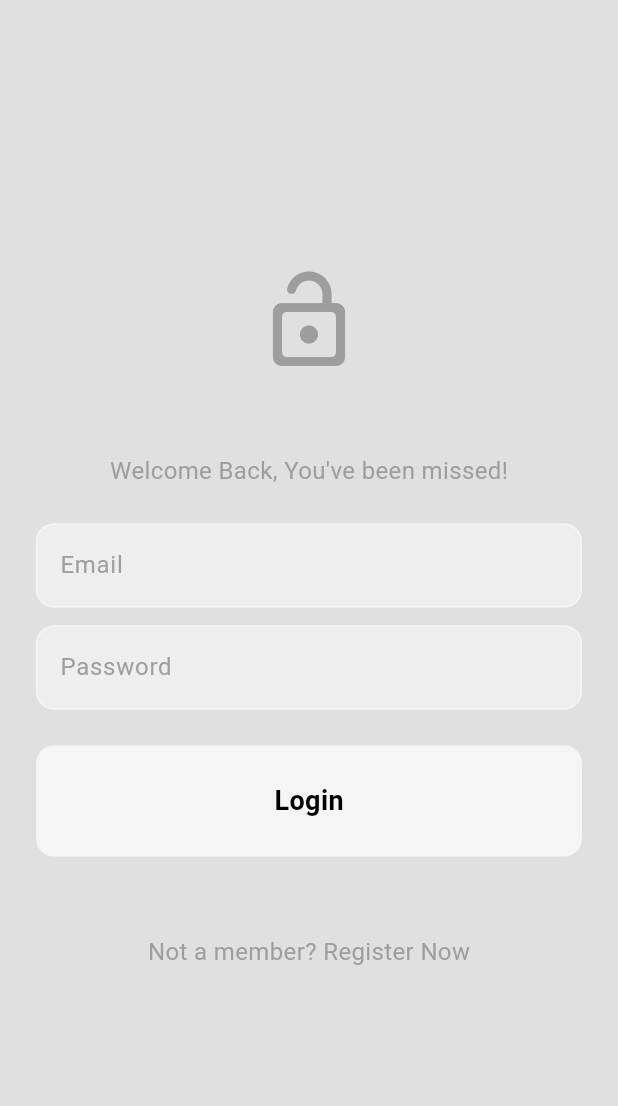
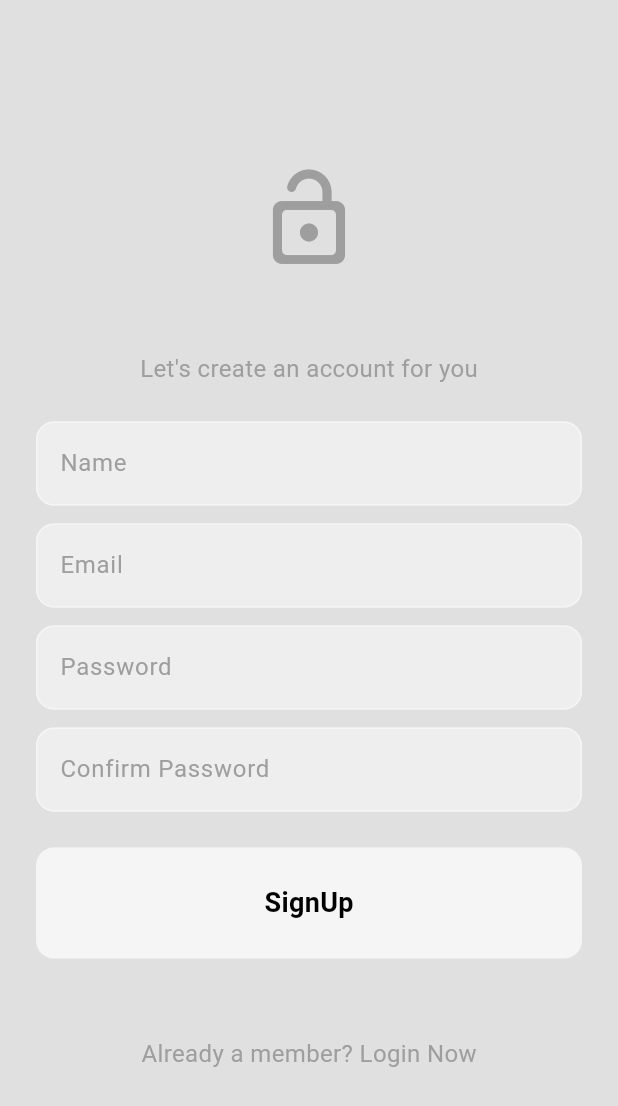
Before and after one commit to NovaLogics/lyxa-live-flutter-app, a Flutter app: the RegisterScreen screen opened directly, on a phone screen of 412 x 824 dp. Shown: the top 1106 px of the screen. Run offline on Flutter 3.47's test engine with Material 3 defaults, Android fonts, the phone set to English and light mode, and no system bars; our stand-ins replace firebase_auth, firebase_core, flutter_bloc; accounts and stored records are empty; generated files the repository leaves out were written again.

Commit message:
feat [register]: Compele initial stage UI designs of RegisterScreen

```diff
--- a/lib/constants/app_strings.dart
+++ b/lib/constants/app_strings.dart
@@ -8,5 +8,12 @@ class AppStrings {
   static const String registerNowMessage = 'Not a member? Register Now';
   static const String email = 'Email';
   static const String password = 'Password';
+  static const String confirmPassword = 'Confirm Password';
   static const String login = 'Login';
+
+  // Register Section
+  static const String createAccountMessage = 'Let\'s create an account for you';
+  static const String loginNowMessage = 'Already a member? Login Now';
+  static const String name = 'Name';
+  static const String signUp = 'SignUp';
 }
--- a/lib/features/auth/presentation/screens/register_screen.dart
+++ b/lib/features/auth/presentation/screens/register_screen.dart
@@ -13,9 +13,10 @@ class RegisterScreen extends StatefulWidget {
 }
 
 class _RegisterScreenState extends State<RegisterScreen> {
-    final nameController = TextEditingController();
+  final nameController = TextEditingController();
   final emailController = TextEditingController();
   final passwordController = TextEditingController();
+  final confirmPasswordController = TextEditingController();
 
   @override
   Widget build(BuildContext context) {
@@ -32,24 +33,27 @@ class _RegisterScreenState extends State<RegisterScreen> {
                 const SpacerUnit(height: AppDimens.size52),
                 _titleText(),
                 const SpacerUnit(height: AppDimens.size24),
-                TextFieldUnit(
-                  controller: emailController,
-                  hintText: AppStrings.email,
-                  obscureText: false,
+                _nameTextField(
+                  nameController,
                 ),
                 const SpacerUnit(height: AppDimens.size12),
-                TextFieldUnit(
-                  controller: passwordController,
-                  hintText: AppStrings.password,
-                  obscureText: true,
+                _emailTextField(
+                  emailController,
+                ),
+                const SpacerUnit(height: AppDimens.size12),
+                _passwordTextField(
+                  passwordController,
+                ),
+                const SpacerUnit(height: AppDimens.size12),
+                _confirmPasswordTextField(
+                  confirmPasswordController,
                 ),
                 const SpacerUnit(height: AppDimens.size24),
-                ButtonUnit(
-                  onTap: () {},
-                  text: AppStrings.login,
+                _signUpButton(
+                  () {},
                 ),
                 const SpacerUnit(height: AppDimens.size52),
-                _registerLink(),
+                _loginLink(),
               ],
             ),
           ),
@@ -68,7 +72,7 @@ class _RegisterScreenState extends State<RegisterScreen> {
 
   Widget _titleText() {
     return Text(
-      AppStrings.welcomeBackMessage,
+      AppStrings.createAccountMessage,
       style: TextStyle(
         color: Theme.of(context).colorScheme.primary,
         fontSize: AppDimens.textSizeMedium,
@@ -76,9 +80,48 @@ class _RegisterScreenState extends State<RegisterScreen> {
     );
   }
 
-  Widget _registerLink() {
+  Widget _nameTextField(TextEditingController controller) {
+    return TextFieldUnit(
+      controller: controller,
+      hintText: AppStrings.name,
+      obscureText: false,
+    );
+  }
+
+  Widget _emailTextField(TextEditingController controller) {
+    return TextFieldUnit(
+      controller: controller,
+      hintText: AppStrings.email,
+      obscureText: false,
+    );
+  }
+
+  Widget _passwordTextField(TextEditingController controller) {
+    return TextFieldUnit(
+      controller: controller,
+      hintText: AppStrings.password,
+      obscureText: true,
+    );
+  }
+
+  Widget _confirmPasswordTextField(TextEditingController controller) {
+    return TextFieldUnit(
+      controller: controller,
+      hintText: AppStrings.confirmPassword,
+      obscureText: true,
+    );
+  }
+
+  Widget _signUpButton(Function()? onTap) {
+    return ButtonUnit(
+      onTap: onTap,
+      text: AppStrings.signUp,
+    );
+  }
+
+  Widget _loginLink() {
     return Text(
-      AppStrings.registerNowMessage,
+      AppStrings.loginNowMessage,
       style: TextStyle(
         color: Theme.of(context).colorScheme.primary,
         fontSize: AppDimens.textSizeMedium,
```
